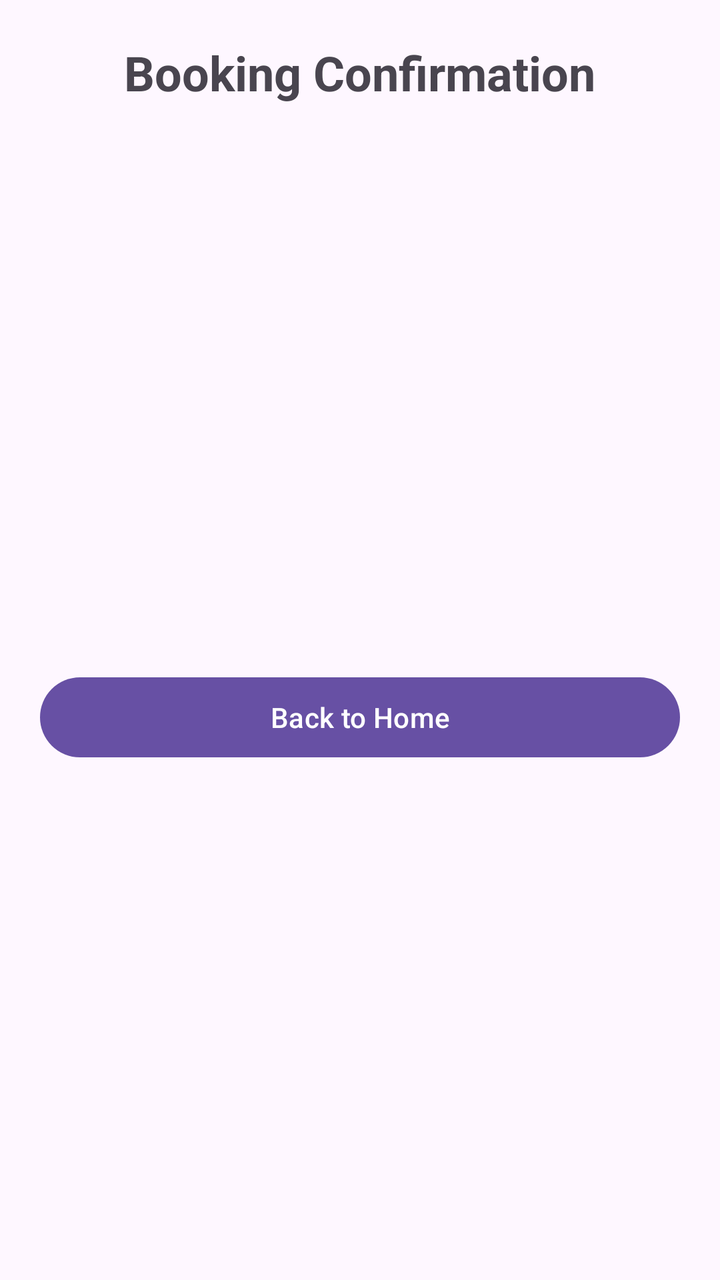
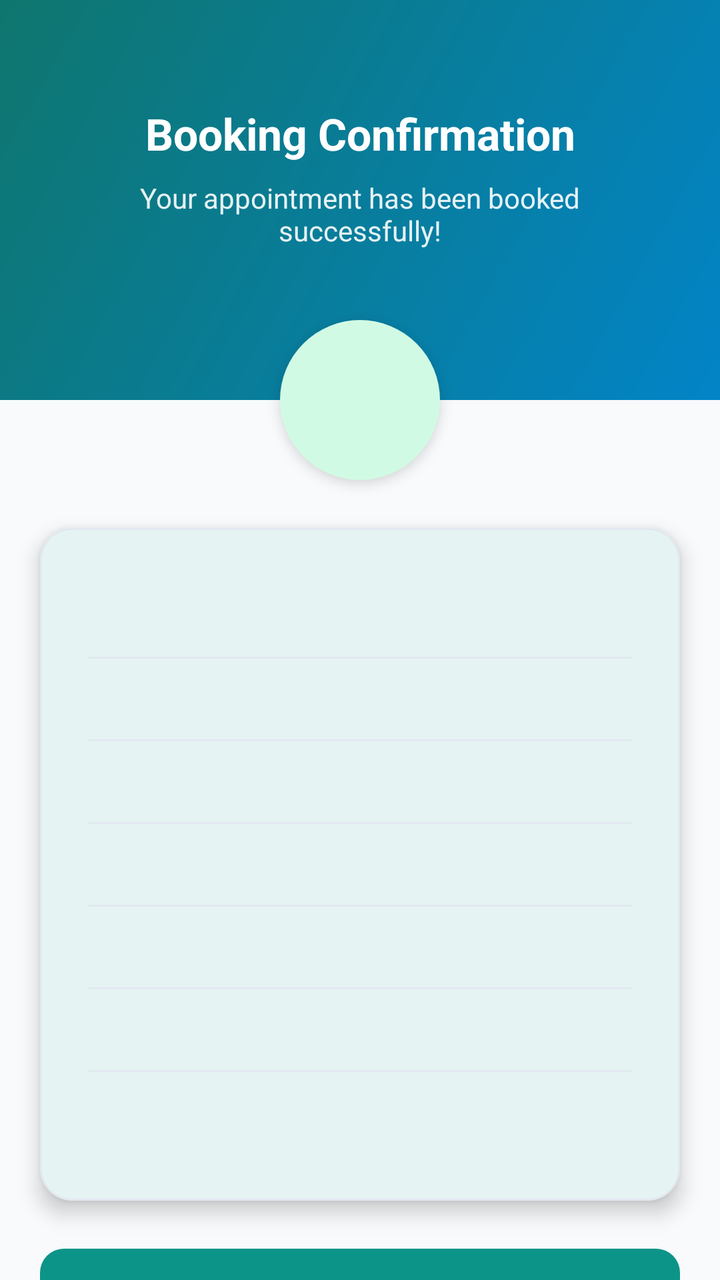

Compare the two renders of this Android layout. The source of the first and the diff that turns it into the second are given below.
<!-- AndroidManifest.xml: application theme Theme.Madquiz1 -->
<!-- res/layout/activity_confirmation.xml -->
<?xml version="1.0" encoding="utf-8"?>
<LinearLayout xmlns:android="http://schemas.android.com/apk/res/android"
    android:layout_width="match_parent"
    android:layout_height="match_parent"
    android:orientation="vertical"
    android:padding="20dp">

    <TextView
        android:layout_width="wrap_content"
        android:layout_height="wrap_content"
        android:text="@string/confirmation_title"
        android:textSize="24sp"
        android:textStyle="bold"
        android:layout_gravity="center"
        android:layout_marginBottom="24dp" />

    <TextView
        android:id="@+id/tvConfirmName"
        android:layout_width="wrap_content"
        android:layout_height="wrap_content"
        android:textSize="18sp"
        android:layout_marginBottom="8dp" />

    <TextView
        android:id="@+id/tvConfirmPhone"
        android:layout_width="wrap_content"
        android:layout_height="wrap_content"
        android:textSize="18sp"
        android:layout_marginBottom="8dp" />

    <TextView
        android:id="@+id/tvConfirmEmail"
        android:layout_width="wrap_content"
        android:layout_height="wrap_content"
        android:textSize="18sp"
        android:layout_marginBottom="8dp" />

    <TextView
        android:id="@+id/tvConfirmType"
        android:layout_width="wrap_content"
        android:layout_height="wrap_content"
        android:textSize="18sp"
        android:layout_marginBottom="8dp" />

    <TextView
        android:id="@+id/tvConfirmDate"
        android:layout_width="wrap_content"
        android:layout_height="wrap_content"
        android:textSize="18sp"
        android:layout_marginBottom="8dp" />

    <TextView
        android:id="@+id/tvConfirmTime"
        android:layout_width="wrap_content"
        android:layout_height="wrap_content"
        android:textSize="18sp"
        android:layout_marginBottom="8dp" />

    <TextView
        android:id="@+id/tvConfirmGender"
        android:layout_width="wrap_content"
        android:layout_height="wrap_content"
        android:textSize="18sp"
        android:layout_marginBottom="8dp" />

    <Button
        android:id="@+id/btnBackHome"
        android:layout_width="match_parent"
        android:layout_height="wrap_content"
        android:layout_marginTop="32dp"
        android:text="@string/back_home" />

</LinearLayout>
<!-- resources referenced by this layout -->
<resources>
  <string name="back_home">Back to Home</string>
  <style name="Base.Theme.Madquiz1" parent="Theme.Material3.DayNight.NoActionBar">
          
          
      </style>
  <!-- unchanged entries left out for length: 2 -->
</resources>

<!-- the commit's change to res/layout/activity_confirmation.xml (unified diff, before → after) -->
@@ -1,73 +1,192 @@
 <?xml version="1.0" encoding="utf-8"?>
-<LinearLayout xmlns:android="http://schemas.android.com/apk/res/android"
+<androidx.constraintlayout.widget.ConstraintLayout xmlns:android="http://schemas.android.com/apk/res/android"
+    xmlns:app="http://schemas.android.com/apk/res-auto"
     android:layout_width="match_parent"
     android:layout_height="match_parent"
-    android:orientation="vertical"
-    android:padding="20dp">
+    android:background="@color/background">
+
+    <View
+        android:id="@+id/confirmHeader"
+        android:layout_width="0dp"
+        android:layout_height="200dp"
+        android:background="@drawable/bg_gradient_primary"
+        app:layout_constraintEnd_toEndOf="parent"
+        app:layout_constraintStart_toStartOf="parent"
+        app:layout_constraintTop_toTopOf="parent" />
+
+    <View
+        android:id="@+id/successCircle"
+        android:layout_width="80dp"
+        android:layout_height="80dp"
+        android:background="@drawable/bg_success_circle"
+        android:elevation="4dp"
+        app:layout_constraintBottom_toBottomOf="@id/confirmHeader"
+        app:layout_constraintEnd_toEndOf="parent"
+        app:layout_constraintStart_toStartOf="parent"
+        app:layout_constraintTop_toBottomOf="@id/confirmHeader" />
+
+    <ImageView
+        android:layout_width="40dp"
+        android:layout_height="40dp"
+        android:contentDescription="@string/confirmation_title"
+        android:src="@drawable/ic_check"
+        app:layout_constraintBottom_toBottomOf="@id/successCircle"
+        app:layout_constraintEnd_toEndOf="@id/successCircle"
+        app:layout_constraintStart_toStartOf="@id/successCircle"
+        app:layout_constraintTop_toTopOf="@id/successCircle" />
 
     <TextView
+        android:id="@+id/tvConfirmTitle"
         android:layout_width="wrap_content"
         android:layout_height="wrap_content"
+        android:layout_marginTop="52dp"
         android:text="@string/confirmation_title"
-        android:textSize="24sp"
-        android:textStyle="bold"
-        android:layout_gravity="center"
-        android:layout_marginBottom="24dp" />
+        android:textAppearance="@style/TextAppearance.App.Title"
+        android:textSize="22sp"
+        app:layout_constraintEnd_toEndOf="parent"
+        app:layout_constraintStart_toStartOf="parent"
+        app:layout_constraintTop_toTopOf="parent" />
 
     <TextView
-        android:id="@+id/tvConfirmName"
-        android:layout_width="wrap_content"
+        android:id="@+id/tvSuccessMessage"
+        android:layout_width="0dp"
         android:layout_height="wrap_content"
-        android:textSize="18sp"
-        android:layout_marginBottom="8dp" />
+        android:layout_marginHorizontal="32dp"
+        android:layout_marginTop="8dp"
+        android:alpha="0.9"
+        android:gravity="center"
+        android:text="@string/booking_success"
+        android:textColor="@color/white"
+        android:textSize="14sp"
+        app:layout_constraintEnd_toEndOf="parent"
+        app:layout_constraintStart_toStartOf="parent"
+        app:layout_constraintTop_toBottomOf="@id/tvConfirmTitle" />
 
-    <TextView
-        android:id="@+id/tvConfirmPhone"
-        android:layout_width="wrap_content"
+    <com.google.android.material.card.MaterialCardView
+        android:id="@+id/cardConfirmation"
+        android:layout_width="0dp"
         android:layout_height="wrap_content"
-        android:textSize="18sp"
-        android:layout_marginBottom="8dp" />
+        android:layout_marginHorizontal="20dp"
+        android:layout_marginTop="24dp"
+        app:cardBackgroundColor="@color/surface"
+        app:cardCornerRadius="@dimen/corner_radius"
+        app:cardElevation="6dp"
+        app:layout_constraintEnd_toEndOf="parent"
+        app:layout_constraintStart_toStartOf="parent"
+        app:layout_constraintTop_toBottomOf="@id/successCircle"
+        app:strokeColor="@color/divider"
+        app:strokeWidth="1dp">
 
-    <TextView
-        android:id="@+id/tvConfirmEmail"
-        android:layout_width="wrap_content"
+        <LinearLayout
+            android:layout_width="match_parent"
+            android:layout_height="wrap_content"
+            android:orientation="vertical"
+            android:padding="@dimen/spacing_lg">
+
+            <TextView
+                android:id="@+id/tvConfirmName"
+                android:layout_width="match_parent"
+                android:layout_height="wrap_content"
+                android:drawablePadding="12dp"
+                android:paddingVertical="10dp"
+                android:textSize="15sp"
+                android:textColor="@color/text_primary" />
+
+            <View
+                android:layout_width="match_parent"
+                android:layout_height="1dp"
+                android:background="@color/divider" />
+
+            <TextView
+                android:id="@+id/tvConfirmPhone"
+                android:layout_width="match_parent"
+                android:layout_height="wrap_content"
+                android:paddingVertical="10dp"
+                android:textSize="15sp"
+                android:textColor="@color/text_primary" />
+
+            <View
+                android:layout_width="match_parent"
+                android:layout_height="1dp"
+                android:background="@color/divider" />
+
+            <TextView
+                android:id="@+id/tvConfirmEmail"
+                android:layout_width="match_parent"
+                android:layout_height="wrap_content"
+                android:paddingVertical="10dp"
+                android:textSize="15sp"
+                android:textColor="@color/text_primary" />
+
+            <View
+                android:layout_width="match_parent"
+                android:layout_height="1dp"
+                android:background="@color/divider" />
+
+            <TextView
+                android:id="@+id/tvConfirmType"
+                android:layout_width="match_parent"
+                android:layout_height="wrap_content"
+                android:paddingVertical="10dp"
+                android:textColor="@color/primary"
+                android:textSize="15sp"
+                android:textStyle="bold" />
+
+            <View
+                android:layout_width="match_parent"
+                android:layout_height="1dp"
+                android:background="@color/divider" />
+
+            <TextView
+                android:id="@+id/tvConfirmDate"
+                android:layout_width="match_parent"
+                android:layout_height="wrap_content"
+                android:paddingVertical="10dp"
+                android:textSize="15sp"
+                android:textColor="@color/text_primary" />
+
+            <View
+                android:layout_width="match_parent"
+                android:layout_height="1dp"
+                android:background="@color/divider" />
+
+            <TextView
+                android:id="@+id/tvConfirmTime"
+                android:layout_width="match_parent"
+                android:layout_height="wrap_content"
+                android:paddingVertical="10dp"
+                android:textSize="15sp"
+                android:textColor="@color/text_primary" />
+
+            <View
+                android:layout_width="match_parent"
+                android:layout_height="1dp"
+                android:background="@color/divider" />
+
+            <TextView
+                android:id="@+id/tvConfirmGender"
+                android:layout_width="match_parent"
+                android:layout_height="wrap_content"
+                android:paddingVertical="10dp"
+                android:textSize="15sp"
+                android:textColor="@color/text_primary" />
+
+        </LinearLayout>
+    </com.google.android.material.card.MaterialCardView>
+
+    <com.google.android.material.button.MaterialButton
+        android:id="@+id/btnBackHome"
+        style="@style/Widget.App.Button.Primary"
+        android:layout_width="0dp"
         android:layout_height="wrap_content"
-        android:textSize="18sp"
-        android:layout_marginBottom="8dp" />
+        android:layout_marginHorizontal="20dp"
+        android:layout_marginTop="24dp"
+        android:layout_marginBottom="32dp"
+        android:text="@string/back_home"
+        app:layout_constraintBottom_toBottomOf="parent"
+        app:layout_constraintEnd_toEndOf="parent"
+        app:layout_constraintStart_toStartOf="parent"
+        app:layout_constraintTop_toBottomOf="@id/cardConfirmation"
+        app:layout_constraintVertical_bias="0" />
 
-    <TextView
-        android:id="@+id/tvConfirmType"
-        android:layout_width="wrap_content"
-        android:layout_height="wrap_content"
-        android:textSize="18sp"
-        android:layout_marginBottom="8dp" />
-
-    <TextView
-        android:id="@+id/tvConfirmDate"
-        android:layout_width="wrap_content"
-        android:layout_height="wrap_content"
-        android:textSize="18sp"
-        android:layout_marginBottom="8dp" />
-
-    <TextView
-        android:id="@+id/tvConfirmTime"
-        android:layout_width="wrap_content"
-        android:layout_height="wrap_content"
-        android:textSize="18sp"
-        android:layout_marginBottom="8dp" />
-
-    <TextView
-        android:id="@+id/tvConfirmGender"
-        android:layout_width="wrap_content"
-        android:layout_height="wrap_content"
-        android:textSize="18sp"
-        android:layout_marginBottom="8dp" />
-
-    <Button
-        android:id="@+id/btnBackHome"
-        android:layout_width="match_parent"
-        android:layout_height="wrap_content"
-        android:layout_marginTop="32dp"
-        android:text="@string/back_home" />
-
-</LinearLayout>
+</androidx.constraintlayout.widget.ConstraintLayout>
<!-- resource entries referenced after the edit -->
@@ -1,10 +1,91 @@
 <!-- resources referenced by this layout -->
 <resources>
+  <color name="background">#FFF8FAFC</color>
+  <color name="divider">#FFE2E8F0</color>
+  <color name="primary">#FF0D9488</color>
+  <color name="surface">#FFFFFFFF</color>
+  <color name="text_primary">#FF0F172A</color>
+  <color name="white">#FFFFFFFF</color>
+  <dimen name="corner_radius">16dp</dimen>
+  <dimen name="spacing_lg">24dp</dimen>
+  <!-- drawable bg_gradient_primary (drawable) -->
+  <?xml version="1.0" encoding="utf-8"?>
+  <shape xmlns:android="http://schemas.android.com/apk/res/android">
+      <gradient
+          android:angle="135"
+          android:endColor="@color/primary_dark"
+          android:startColor="@color/secondary"
+          android:type="linear" />
+  </shape>
+  <!-- drawable bg_success_circle (drawable) -->
+  <?xml version="1.0" encoding="utf-8"?>
+  <shape xmlns:android="http://schemas.android.com/apk/res/android"
+      android:shape="oval">
+      <solid android:color="@color/success_light" />
+      <size
+          android:width="80dp"
+          android:height="80dp" />
+  </shape>
+  <!-- drawable ic_check (drawable) -->
+  <?xml version="1.0" encoding="utf-8"?>
+  <vector xmlns:android="http://schemas.android.com/apk/res/android"
+      android:width="40dp"
+      android:height="40dp"
+      android:viewportWidth="24"
+      android:viewportHeight="24">
+      <path
+          android:fillColor="@color/success"
+          android:pathData="M9,16.17L4.83,12l-1.42,1.41L9,19 21,7l-1.41,-1.41z" />
+  </vector>
   <string name="back_home">Back to Home</string>
+  <string name="booking_success">Your appointment has been booked successfully!</string>
+  <style name="TextAppearance.App.Title" parent="TextAppearance.Material3.TitleLarge">
+          <item name="android:textColor">@color/text_on_primary</item>
+          <item name="android:textStyle">bold</item>
+      </style>
+  <style name="Widget.App.Button.Primary" parent="Widget.Material3.Button">
+          <item name="android:background">@drawable/btn_primary_bg</item>
+          <item name="backgroundTint">@null</item>
+          <item name="android:textColor">@color/text_on_primary</item>
+          <item name="android:textAllCaps">false</item>
+          <item name="android:textSize">16sp</item>
+          <item name="android:textStyle">bold</item>
+          <item name="android:minHeight">@dimen/button_height</item>
+          <item name="android:paddingStart">24dp</item>
+          <item name="android:paddingEnd">24dp</item>
+      </style>
+  <color name="primary_dark">#FF0F766E</color>
+  <color name="secondary">#FF0284C7</color>
+  <color name="success_light">#FFD1FAE5</color>
+  <color name="success">#FF10B981</color>
+  <color name="text_on_primary">#FFFFFFFF</color>
+  <!-- drawable btn_primary_bg (drawable) -->
+  <?xml version="1.0" encoding="utf-8"?>
+  <ripple xmlns:android="http://schemas.android.com/apk/res/android"
+      android:color="@color/primary_light">
+      <item>
+          <shape android:shape="rectangle">
+              <solid android:color="@color/primary" />
+              <corners android:radius="@dimen/corner_radius_sm" />
+          </shape>
+      </item>
+  </ripple>
+  <dimen name="button_height">56dp</dimen>
   <style name="Base.Theme.Madquiz1" parent="Theme.Material3.DayNight.NoActionBar">
-          
-          
+          <item name="colorPrimary">@color/primary</item>
+          <item name="colorPrimaryDark">@color/primary_dark</item>
+          <item name="colorOnPrimary">@color/text_on_primary</item>
+          <item name="colorSecondary">@color/secondary</item>
+          <item name="colorOnSecondary">@color/text_on_primary</item>
+          <item name="colorSurface">@color/surface</item>
+          <item name="colorOnSurface">@color/text_primary</item>
+          <item name="android:colorBackground">@color/background</item>
+          <item name="android:statusBarColor">@color/primary_dark</item>
+          <item name="android:navigationBarColor">@color/background</item>
+          <item name="materialButtonStyle">@style/Widget.App.Button.Primary</item>
       </style>
+  <color name="primary_light">#FF5EEAD4</color>
+  <dimen name="corner_radius_sm">12dp</dimen>
   <!-- unchanged entries left out for length: 2 -->
 </resources>
 
